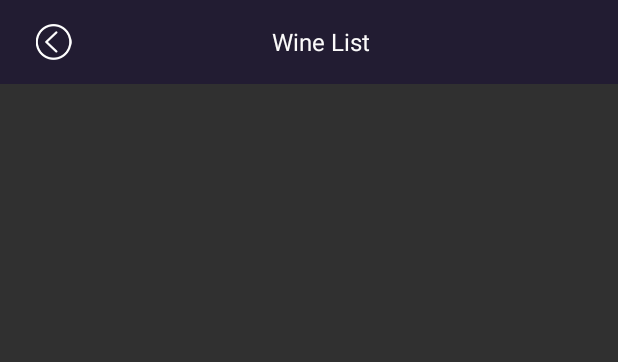
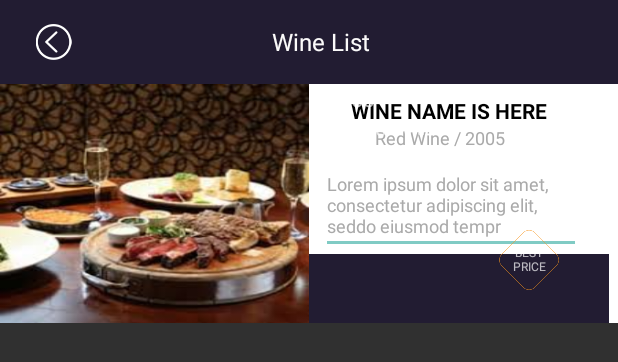
Before and after one commit to TomTisdallOU/cse4230-Homework2, an Android app: the layout wine_list.xml on its own in the app's theme, with its tools: preview values and no code run, on a phone screen of 412 x 824 dp. Shown: the top 362 px of the screen. Run offline under Robolectric (Android 15) with nearby library versions, the phone set to English and light mode, and no system bars.

Commit message:
Progress made on wine_lst screen

```diff
--- a/app/src/main/res/layout/wine_list.xml
+++ b/app/src/main/res/layout/wine_list.xml
@@ -1,17 +1,19 @@
 <?xml version="1.0" encoding="utf-8"?>
 <GridLayout xmlns:android="http://schemas.android.com/apk/res/android"
+    xmlns:app="http://schemas.android.com/apk/res-auto"
+    xmlns:tools="http://schemas.android.com/tools"
     android:layout_width="match_parent"
-    android:layout_height="match_parent"
+    android:layout_height="wrap_content"
+    android:layout_columnWeight="1"
     android:layout_rowWeight="1"
-    android:layout_columnWeight="1"
-    android:rowCount="4"
-    android:columnCount="2">
+    android:columnCount="2"
+    android:rowCount="4">
 
     <android.support.v7.widget.Toolbar xmlns:android="http://schemas.android.com/apk/res/android"
         android:id="@+id/my_toolbar"
         android:layout_width="match_parent"
+        android:layout_height="?attr/actionBarSize"
         android:layout_columnSpan="2"
-        android:layout_height="?attr/actionBarSize"
 
         android:background="#221c32">
 
@@ -39,4 +41,136 @@
         </RelativeLayout>
 
     </android.support.v7.widget.Toolbar>
+
+    <ImageView
+        android:id="@+id/imageView9"
+        android:layout_width="206dp"
+        android:layout_height="159dp"
+        android:scaleType="fitXY"
+        app:srcCompat="@drawable/steak_dinner" />
+
+    <android.support.constraint.ConstraintLayout
+        android:layout_width="match_parent"
+        android:layout_height="159dp"
+        android:background="@android:color/white">
+
+        <TextView
+            android:id="@+id/textView8"
+            android:layout_width="0dp"
+            android:layout_height="19dp"
+            android:layout_marginStart="8dp"
+            android:layout_marginTop="8dp"
+            android:paddingStart="20dp"
+            android:text="WINE NAME IS HERE"
+            android:textColor="@android:color/black"
+            android:textStyle="bold"
+            app:layout_constraintStart_toStartOf="parent"
+            app:layout_constraintTop_toTopOf="parent" />
+
+        <TextView
+            android:id="@+id/textView10"
+            android:layout_width="wrap_content"
+            android:layout_height="wrap_content"
+            android:layout_marginEnd="8dp"
+            android:layout_marginStart="8dp"
+            android:paddingStart="15dp"
+            android:text="Red Wine / 2005"
+            android:textColor="@android:color/darker_gray"
+            android:textSize="12sp"
+            app:layout_constraintEnd_toEndOf="@+id/textView8"
+            app:layout_constraintStart_toStartOf="parent"
+            app:layout_constraintTop_toBottomOf="@+id/textView8" />
+
+        <EditText
+            android:id="@+id/editText2"
+            android:layout_width="173dp"
+            android:layout_height="65dp"
+            android:layout_marginBottom="50dp"
+            android:layout_marginStart="8dp"
+            android:layout_marginTop="8dp"
+            android:ems="10"
+            android:inputType="textMultiLine"
+            android:text="Lorem ipsum dolor sit amet, consectetur adipiscing elit, seddo eiusmod tempr"
+            android:textColor="@android:color/darker_gray"
+            android:textSize="12sp"
+            app:layout_constraintBottom_toBottomOf="parent"
+            app:layout_constraintStart_toStartOf="parent"
+            app:layout_constraintTop_toBottomOf="@+id/textView10" />
+
+        <TextView
+            android:id="@+id/textView11"
+            android:layout_width="200dp"
+            android:layout_height="46dp"
+            android:background="#221c32"
+            app:layout_constraintBottom_toBottomOf="parent"
+            app:layout_constraintStart_toStartOf="parent"
+            app:layout_constraintTop_toBottomOf="@+id/editText2" />
+
+        <TextView
+            android:id="@+id/textView15"
+            android:layout_width="wrap_content"
+            android:layout_height="wrap_content"
+            android:layout_marginTop="4dp"
+            android:paddingStart="5dp"
+            android:text="Bottle"
+            android:textSize="10sp"
+            android:textStyle="italic"
+            app:layout_constraintStart_toEndOf="@+id/textView14"
+            app:layout_constraintTop_toBottomOf="@+id/textView13" />
+
+        <TextView
+            android:id="@+id/textView14"
+            android:layout_width="wrap_content"
+            android:layout_height="wrap_content"
+            android:layout_marginStart="8dp"
+            android:text="$26.00"
+            app:layout_constraintStart_toStartOf="@+id/textView11"
+            app:layout_constraintTop_toBottomOf="@+id/textView12" />
+
+        <TextView
+            android:id="@+id/textView12"
+            android:layout_width="wrap_content"
+            android:layout_height="wrap_content"
+            android:layout_marginStart="8dp"
+            android:text="$2.50"
+            app:layout_constraintStart_toStartOf="@+id/textView11"
+            tools:layout_editor_absoluteY="113dp" />
+
+        <TextView
+            android:id="@+id/textView13"
+            android:layout_width="wrap_content"
+            android:layout_height="wrap_content"
+            android:paddingTop="5dp"
+            android:text="Glass"
+            android:textSize="10sp"
+            android:textStyle="italic"
+            app:layout_constraintTop_toTopOf="@+id/textView12"
+            tools:layout_editor_absoluteX="50dp" />
+
+        <ImageView
+            android:id="@+id/imageView10"
+            android:layout_width="40dp"
+            android:layout_height="40dp"
+            android:layout_marginBottom="8dp"
+            android:layout_marginEnd="8dp"
+            android:layout_marginStart="120dp"
+            android:layout_marginTop="83dp"
+            app:layout_constraintBottom_toBottomOf="@+id/textView11"
+            app:layout_constraintEnd_toEndOf="@+id/editText2"
+            app:layout_constraintStart_toStartOf="parent"
+            app:layout_constraintTop_toTopOf="parent"
+            app:srcCompat="@drawable/active_icons_line2" />
+
+        <TextView
+            android:id="@+id/textView16"
+            android:layout_width="31dp"
+            android:layout_height="21dp"
+            android:text="BEST PRICE"
+            android:textAlignment="center"
+            android:textSize="8sp"
+            app:layout_constraintBottom_toBottomOf="@+id/imageView10"
+            app:layout_constraintEnd_toEndOf="@+id/imageView10"
+            app:layout_constraintStart_toStartOf="@+id/imageView10"
+            app:layout_constraintTop_toTopOf="@+id/imageView10" />
+    </android.support.constraint.ConstraintLayout>
 </GridLayout>
```
